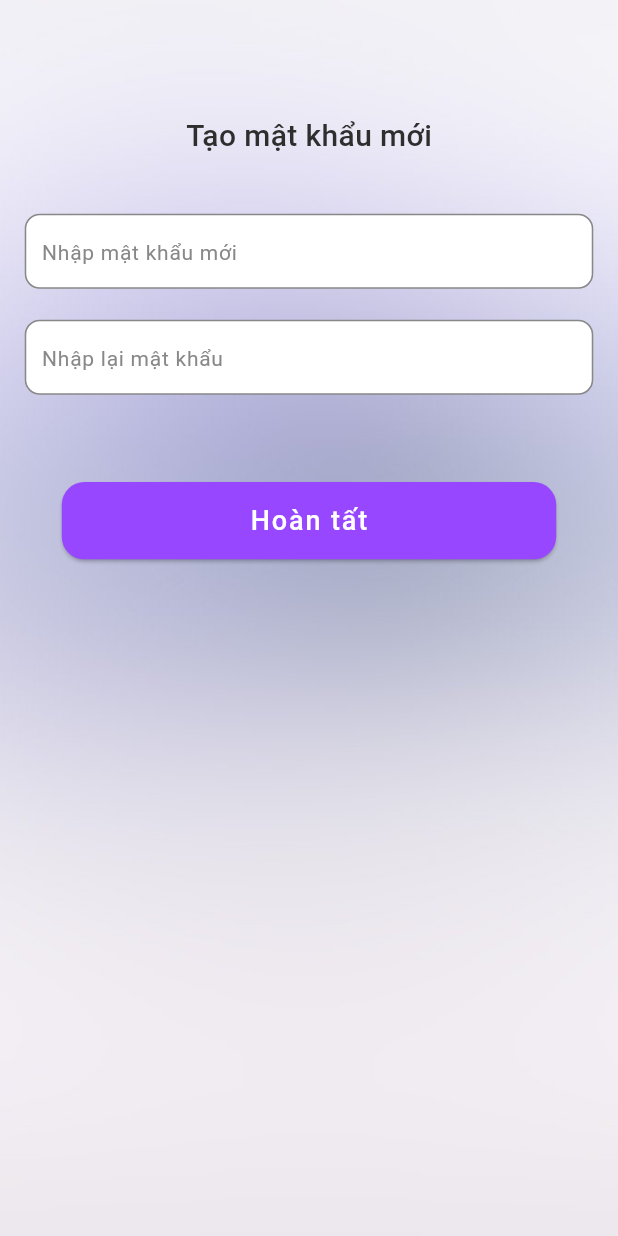
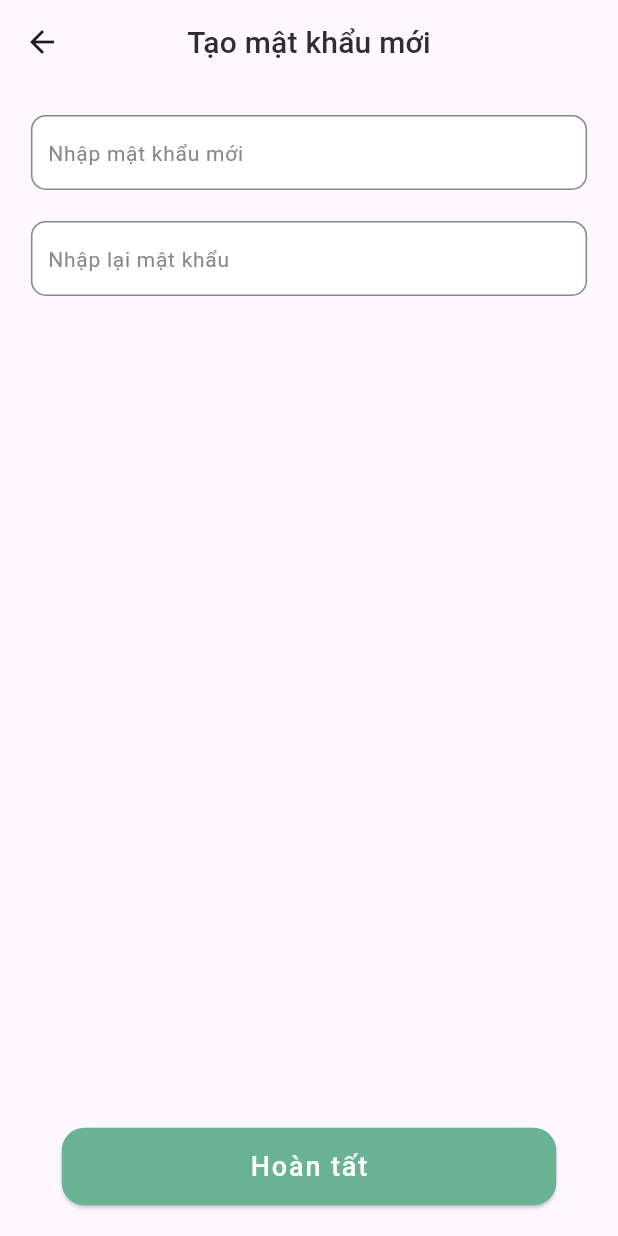
Before and after one commit to Bouncybear2409/ChamCong, a Flutter app: the VerifyPage screen opened directly, after a tap on "Hoàn tất", on a phone screen of 412 x 824 dp. Run offline on Flutter 3.47's test engine with Material 3 defaults, Android fonts, the phone set to English and light mode, and no system bars; our stand-ins replace analog_clock, flutter_screenutil.

Commit message:
done color

```diff
--- a/chamcong/lib/forgot_password/email_check.dart
+++ b/chamcong/lib/forgot_password/email_check.dart
@@ -1,4 +1,3 @@
-import 'package:chamcong/app_images.dart';
 import 'package:chamcong/forgot_password/verify/verify.dart';
 import 'package:flutter/material.dart';
 import 'package:flutter_screenutil/flutter_screenutil.dart';
--- a/chamcong/lib/forgot_password/verify/otp.dart
+++ b/chamcong/lib/forgot_password/verify/otp.dart
@@ -7,16 +7,24 @@ class OtpTextField extends StatelessWidget {
   @override
   Widget build(BuildContext context) {
     return Container(
-      width: 40.sp,
-      height: 40.sp,
-      decoration: BoxDecoration(
-        border: Border.all(color: Colors.black),
-        borderRadius: BorderRadius.circular(5.sp),
+      width: 30.sp,
+      height: 30.sp,
+      padding: const EdgeInsets.symmetric(horizontal: 10, vertical: 5),
+      decoration: ShapeDecoration(
+        color: Colors.white,
+        shape: RoundedRectangleBorder(
+          side: BorderSide(width: 1, color: Color(0xFFF96F6F)),
+          borderRadius: BorderRadius.circular(10),
+        ),
       ),
       child: TextField(
         keyboardType: const TextInputType.numberWithOptions(decimal: true),
-        textAlign: TextAlign.center,
-        style: TextStyle(fontSize: 16.sp),
+        style: TextStyle(
+          fontSize: 16.sp,
+          color: Color(0xFF2C2C2C),
+          fontFamily: 'Roboto',
+          fontWeight: FontWeight.w400,
+        ),
         decoration: const InputDecoration(
           border: InputBorder.none,
           counterText: '',
--- a/chamcong/lib/forgot_password/verify/verify.dart
+++ b/chamcong/lib/forgot_password/verify/verify.dart
@@ -1,5 +1,3 @@
-import 'package:chamcong/app_images.dart';
-import 'package:chamcong/forgot_password/email_check.dart';
 import 'package:chamcong/new_pass/new_password.dart';
 import 'package:chamcong/forgot_password/verify/otp.dart';
 import 'package:flutter/material.dart';
@@ -12,50 +10,48 @@ class VerifyPage extends StatelessWidget {
   Widget build(BuildContext context) {
     return Scaffold(
       appBar: AppBar(
-        title: Row(
+        centerTitle: true,
+        title: Text(
+          'Nhập mã OTP',
+          style: TextStyle(
+            color: Color(0xFF2E2E2E),
+            fontSize: 20,
+            fontFamily: 'Roboto',
+            fontWeight: FontWeight.w500,
+            height: 0,
+          ),
+        ),
+      ),
+      body: Center(
+        child: Column(
+          mainAxisAlignment: MainAxisAlignment.spaceBetween,
+          children: [
+            Column(
               children: [
                 SizedBox(
-              width: 80.sp,
+                  height: 47.sp,
                 ),
-            Text(
-              'Verify',
+                SizedBox(
+                  width: 291.sp,
+                  child: const Text(
+                    'Nhập vào 6 chữ số được gửi tới số điện thoại hoặc email của bạn',
+                    textAlign: TextAlign.center,
                     style: TextStyle(
-                color: Colors.black,
-                fontSize: 22.sp,
+                      color: Color(0xFF4F4F4F),
+                      fontSize: 14,
                       fontFamily: 'Roboto',
                       fontWeight: FontWeight.w400,
-                height: 0.06.sp,
                     ),
                   ),
-          ],
                 ),
-      ),
-      body: Container(
-        decoration: const BoxDecoration(
-          image: DecorationImage(
-            image: AssetImage(
-              AppImages.imgBG,
-            ),
-            fit: BoxFit.cover,
-          ),
-        ),
-        child: Stack(
-          children: [
-            Padding(
-              padding: EdgeInsets.fromLTRB(16.sp, 60.sp, 16.sp, 16.sp),
-              child: Column(
-                children: [
-                  Text(
-                    'Enter the 6 digits code that you received on your mailbox.',
-                    style: TextStyle(
-                      fontSize: 16.sp,
-                      color: Colors.black,
-                      fontWeight: FontWeight.w500,
-                    ),
-                  ),
-                  SizedBox(height: 20.sp),
-                  const Row(
+                SizedBox(height: 30.sp),
+                Container(
+                  width: 280.sp,
+                  height: 30.sp,
+                  child: Row(
+                    mainAxisSize: MainAxisSize.min,
                     mainAxisAlignment: MainAxisAlignment.spaceEvenly,
+                    crossAxisAlignment: CrossAxisAlignment.start,
                     children: [
                       OtpTextField(),
                       OtpTextField(),
@@ -65,49 +61,68 @@ class VerifyPage extends StatelessWidget {
                       OtpTextField(),
                     ],
                   ),
-                  SizedBox(height: 100.sp),
-                  Row(
-                    mainAxisAlignment: MainAxisAlignment.center,
-                    children: [
+                ),
+                SizedBox(height: 30.sp),
                 Text(
-                        'Don’t receive code?',
+                  'Mã OTP bạn vừa nhập không đúng',
+                  textAlign: TextAlign.center,
                   style: TextStyle(
-                          color: Colors.black,
+                    color: Color(0xFFF96F6F),
                     fontSize: 14.sp,
                     fontFamily: 'Roboto',
-                          fontWeight: FontWeight.w500,
-                          decoration: TextDecoration.underline,
-                          height: 0.10.sp,
-                          letterSpacing: 0.10.sp,
+                    fontWeight: FontWeight.w400,
                   ),
                 ),
-                      SizedBox(width: 10.sp),
-                      GestureDetector(
-                        child: Text(
-                          'Resend',
+                SizedBox(height: 30.sp),
+                Text(
+                  'Mã sẽ hết hạn sau 59s',
+                  textAlign: TextAlign.center,
                   style: TextStyle(
-                            color: Color(0xFF487E4E),
+                    color: Color(0xFF4F4F4F),
                     fontSize: 14.sp,
                     fontFamily: 'Roboto',
+                    fontWeight: FontWeight.w400,
+                  ),
+                ),
+                SizedBox(height: 30.sp),
+                const Text.rich(
+                  TextSpan(
+                    children: [
+                      TextSpan(
+                        text: 'Không nhận được mã? ',
+                        style: TextStyle(
+                          color: Color(0xFF595959),
+                          fontSize: 14,
+                          fontFamily: 'Roboto',
                           fontWeight: FontWeight.w500,
-                            height: 0.10.sp,
-                            letterSpacing: 0.10.sp,
+                          height: 0,
                         ),
+                      ),
+                      TextSpan(
+                        text: 'Gửi lại',
+                        style: TextStyle(
+                          color: Color(0xFF68B193),
+                          fontSize: 14,
+                          fontFamily: 'Roboto',
+                          fontWeight: FontWeight.w500,
+                          height: 0,
                         ),
                       ),
                     ],
                   ),
-                  SizedBox(
-                    height: 20.sp,
                 ),
+              ],
+            ),
+            Column(
+              children: [
                 SizedBox(
                   width: 320.sp,
                   height: 50.sp,
                   child: ElevatedButton(
                     style: ElevatedButton.styleFrom(
-                        backgroundColor: const Color(0xFF9747FF),
+                      backgroundColor: const Color(0xFF69B293),
                       shape: RoundedRectangleBorder(
-                            borderRadius: BorderRadius.circular(15)),
+                          borderRadius: BorderRadius.circular(15.sp)),
                     ),
                     onPressed: () {
                       Navigator.push(
@@ -117,20 +132,21 @@ class VerifyPage extends StatelessWidget {
                         ),
                       );
                     },
-                      child: const Text(
+                    child: Text(
                       'Hoàn tất',
                       style: TextStyle(
                         color: Colors.white,
-                          fontSize: 18,
+                        fontSize: 18.sp,
                         fontFamily: 'Roboto',
                         fontWeight: FontWeight.w500,
-                          height: 0,
                       ),
                     ),
                   ),
                 ),
+                SizedBox(
+                  height: 20.sp,
+                ),
               ],
-              ),
             ),
           ],
         ),
--- a/chamcong/lib/home/home_page.dart
+++ b/chamcong/lib/home/home_page.dart
@@ -31,7 +31,7 @@ class HomePage extends StatelessWidget {
   Widget build(BuildContext context) {
     return Scaffold(
       appBar: AppBar(
-        backgroundColor: const Color(0xff9747FF),
+        backgroundColor: const Color(0xff69B293),
         leading: const Text(''),
         centerTitle: true,
         title: const Text('Trang chủ'),
@@ -201,7 +201,7 @@ class HomePage extends StatelessWidget {
               height: 50.sp,
               child: ElevatedButton(
                 style: ElevatedButton.styleFrom(
-                  backgroundColor: const Color(0xff9747FF),
+                  backgroundColor: const Color(0xff69B293),
                   shape: RoundedRectangleBorder(
                       borderRadius: BorderRadius.circular(10)),
                 ),
--- a/chamcong/lib/login/login_body.dart
+++ b/chamcong/lib/login/login_body.dart
@@ -1,4 +1,3 @@
-import 'package:chamcong/app_images.dart';
 import 'package:chamcong/forgot_password/email_check.dart';
 import 'package:chamcong/bottom_bar.dart';
 import 'package:flutter/material.dart';
--- a/chamcong/lib/main.dart
+++ b/chamcong/lib/main.dart
@@ -1,6 +1,4 @@
 import 'package:chamcong/login/login_page.dart';
-import 'package:chamcong/forgot_password/email_check.dart';
-
 import 'package:flutter/material.dart';
 import 'package:flutter_screenutil/flutter_screenutil.dart';
 
--- a/chamcong/lib/new_pass/new_password.dart
+++ b/chamcong/lib/new_pass/new_password.dart
@@ -53,24 +53,9 @@ class _NewPasswordState extends State<NewPassword> {
   @override
   Widget build(BuildContext context) {
     return Scaffold(
-      body: Center(
-        child: Container(
-          decoration: const BoxDecoration(
-            image: DecorationImage(
-              image: AssetImage(
-                AppImages.imgBG,
-              ),
-              fit: BoxFit.cover,
-            ),
-          ),
-          child: Padding(
-            padding: EdgeInsets.all(16.0.sp),
-            child: Column(
-              children: [
-                SizedBox(
-                  height: 60.sp,
-                ),
-                const Text(
+      appBar: AppBar(
+        centerTitle: true,
+        title: Text(
           'Tạo mật khẩu mới',
           style: TextStyle(
             color: Color(0xFF2E2E2E),
@@ -80,9 +65,15 @@ class _NewPasswordState extends State<NewPassword> {
             height: 0,
           ),
         ),
-                SizedBox(
-                  height: 40.sp,
       ),
+      body: Center(
+        child: Padding(
+          padding: EdgeInsets.all(20.0.sp),
+          child: Column(
+            mainAxisAlignment: MainAxisAlignment.spaceBetween,
+            children: [
+              Column(
+                children: [
                   Container(
                     decoration: ShapeDecoration(
                       color: Colors.white,
@@ -165,12 +156,16 @@ class _NewPasswordState extends State<NewPassword> {
                     notificatitonText,
                     style: TextStyle(color: Colors.red),
                   ),
+                ],
+              ),
+              Column(
+                children: [
                   SizedBox(
                     width: 320.sp,
                     height: 50.sp,
                     child: ElevatedButton(
                       style: ElevatedButton.styleFrom(
-                      backgroundColor: const Color(0xFF9747FF),
+                        backgroundColor: const Color(0xff69B293),
                         shape: RoundedRectangleBorder(
                             borderRadius: BorderRadius.circular(15)),
                       ),
@@ -191,6 +186,7 @@ class _NewPasswordState extends State<NewPassword> {
                   ),
                 ],
               ),
+            ],
           ),
         ),
       ),
```
Lines whose indentation alone changed are shown as unchanged.
